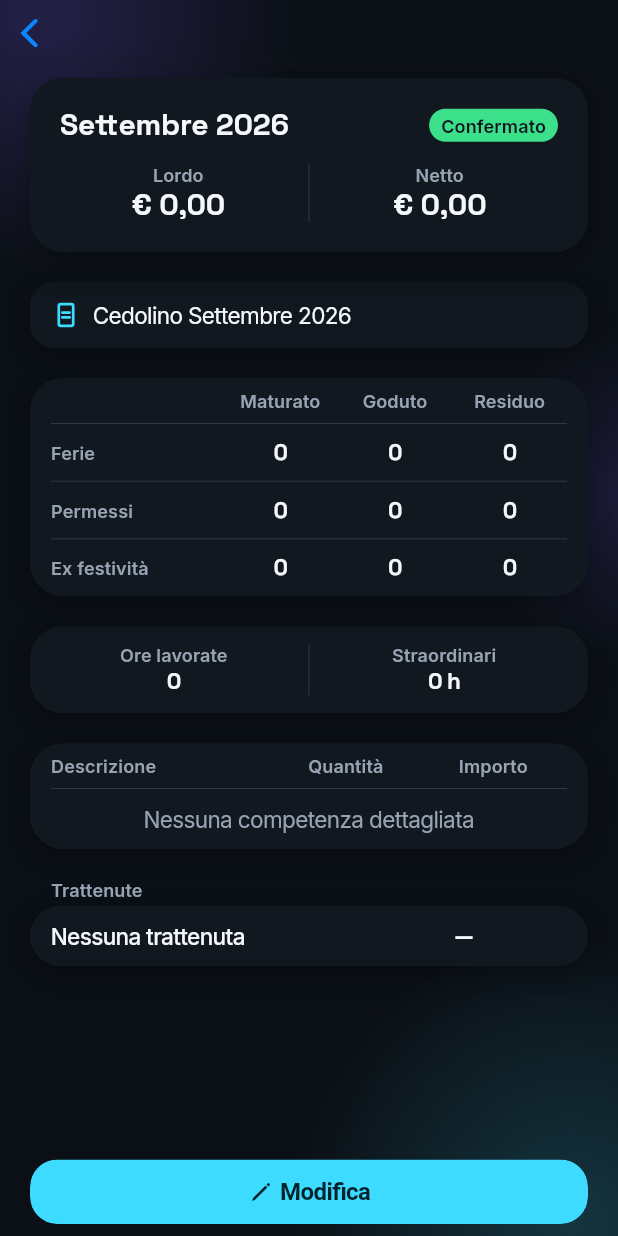
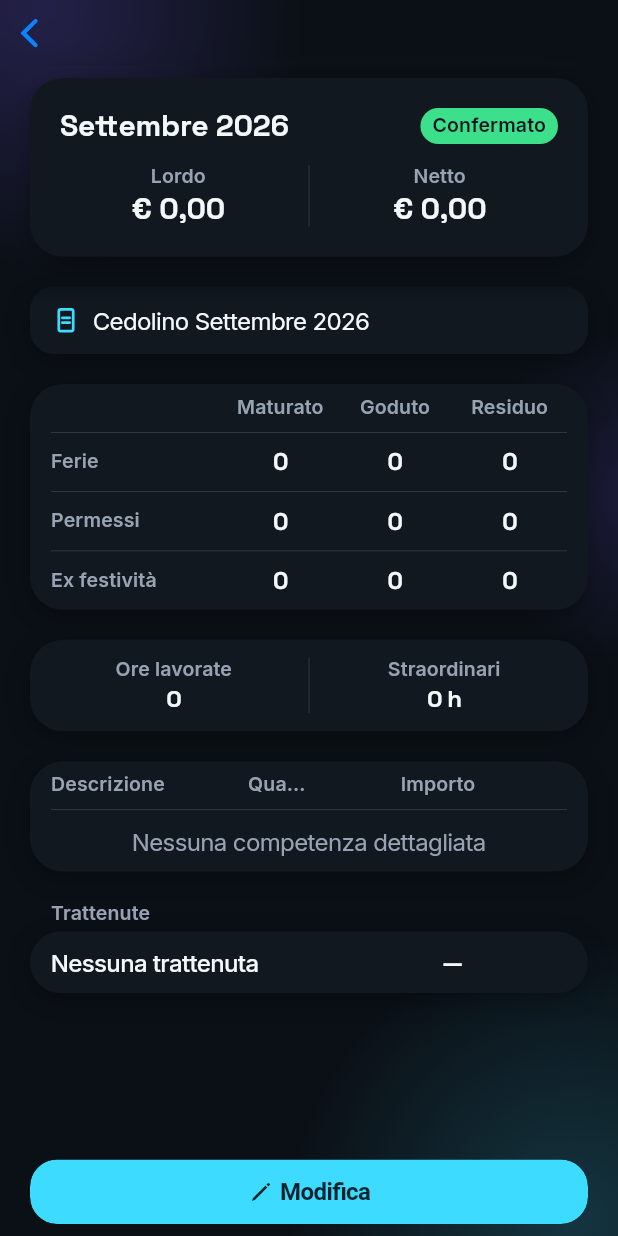
Before and after one commit to valeeerio/buts, a Flutter app: the BustaPagaDetailScreen screen opened directly with empty values, on a phone screen of 412 x 824 dp. Run offline on Flutter 3.47's test engine with Material 3 defaults, Android fonts, the phone set to English and light mode, and no system bars; our stand-ins replace drift, fl_chart, flutter_local_notifications, flutter_riverpod, flutter_sticky_header, open_filex and 3 more; missing offline and left inert: file_selector, syncfusion_flutter_pdf; accounts and stored records are empty; generated files the repository leaves out were written again.

Commit message:
feat: aumenta le dimensioni dei font body/caption e sistema l'overflow degli importi
Migliora la leggibilità di testo e numeri portando pulseDisplaySmall/pulseBody
a 16px e pulseCaption a 13px; corregge di conseguenza l'overflow che questo
introduceva nella colonna importo di trattenute e voci di competenza su
schermi stretti, ridistribuendo i flex delle colonne e avvolgendo il campo
prefisso/suffisso in un FittedBox(scaleDown) solo dove serve.

Co-Authored-By: Claude Sonnet 5 <noreply@anthropic.com>
Claude-Session: https://claude.ai/code/session_01LnS3ELKsGWbuqhGPNMQ3QR

```diff
--- a/lib/theme/app_text_styles.dart
+++ b/lib/theme/app_text_styles.dart
@@ -79,7 +79,7 @@ class AppTextStyles {
       '.notoSans',
       'CupertinoSystemDisplay',
     ],
-    fontSize: 15,
+    fontSize: 16,
     fontWeight: FontWeight.w700,
     height: 1.2,
   );
@@ -91,7 +91,7 @@ class AppTextStyles {
       '.notoSans',
       'CupertinoSystemText',
     ],
-    fontSize: 15,
+    fontSize: 16,
     fontWeight: FontWeight.w400,
     height: 1.3,
   );
@@ -103,7 +103,7 @@ class AppTextStyles {
       '.notoSans',
       'CupertinoSystemText',
     ],
-    fontSize: 15,
+    fontSize: 16,
     fontWeight: FontWeight.w500,
     height: 1.3,
   );
@@ -115,7 +115,7 @@ class AppTextStyles {
       '.notoSans',
       'CupertinoSystemText',
     ],
-    fontSize: 12,
+    fontSize: 13,
     fontWeight: FontWeight.w600,
     letterSpacing: 0.1,
     height: 1.2,
--- a/lib/widgets/busta_paga_competenze_section.dart
+++ b/lib/widgets/busta_paga_competenze_section.dart
@@ -63,6 +63,9 @@ class BustaPagaCompetenzeSection extends StatelessWidget {
       padding: const EdgeInsets.symmetric(vertical: AppSpacing.sm),
       child: Row(
         children: [
+          // Flex 3:1:4 (non più 3:2:2), stesso rapporto di
+          // `voceCompetenzaEditRow` — vedi il commento lì sull'overflow della
+          // colonna importo con `pulseDisplaySmall` a 16px.
           Expanded(
             flex: 3,
             child: Text(
@@ -73,7 +76,7 @@ class BustaPagaCompetenzeSection extends StatelessWidget {
             ),
           ),
           Expanded(
-            flex: 2,
+            flex: 1,
             child: Text(
               'Quantità',
               style: style,
@@ -83,7 +86,7 @@ class BustaPagaCompetenzeSection extends StatelessWidget {
             ),
           ),
           Expanded(
-            flex: 2,
+            flex: 4,
             child: Text(
               'Importo',
               style: style,
@@ -107,6 +110,8 @@ class BustaPagaCompetenzeSection extends StatelessWidget {
       padding: const EdgeInsets.symmetric(vertical: AppSpacing.smPlus),
       child: Row(
         children: [
+          // Flex 3:1:4, stesso rapporto di `voceCompetenzaEditRow` (vedi il
+          // commento lì): allineamento identico tra vista e modifica.
           Expanded(
             flex: 3,
             child: Text(
@@ -119,7 +124,7 @@ class BustaPagaCompetenzeSection extends StatelessWidget {
             ),
           ),
           Expanded(
-            flex: 2,
+            flex: 1,
             child: Text(
               // `—`: quantità ASSENTE (nessun tag GIORNI/ORE/RATEI sul PDF
               // per questa riga, es. "930 Trattamento integrativo"), distinta
@@ -132,7 +137,7 @@ class BustaPagaCompetenzeSection extends StatelessWidget {
             ),
           ),
           Expanded(
-            flex: 2,
+            flex: 4,
             child: Text(
               voce.importo == 0 ? '—' : formatEuroConSegno(voce.importo),
               style: valueStyle,
--- a/lib/widgets/trattenuta_edit_row.dart
+++ b/lib/widgets/trattenuta_edit_row.dart
@@ -69,7 +69,7 @@ Widget inlineNumberField(
       // lettura che sostituisce. Con `mainAxisSize.min` il blocco
       // "prefisso/suffisso + campo" resta un'unica unità di larghezza nota,
       // sicura da centrare o allineare a destra nella riga ospitante.
-      return Row(
+      final row = Row(
         mainAxisSize: MainAxisSize.min,
         mainAxisAlignment: rowAlignment,
         children: [
@@ -78,6 +78,21 @@ Widget inlineNumberField(
           if (suffix != null) Text(suffix, style: resolvedStyle),
         ],
       );
+      // `FittedBox(fit: scaleDown)` SOLO in questo ramo (prefisso/suffisso +
+      // `IntrinsicWidth`, l'unico che può eccedere la larghezza disponibile):
+      // valori a 4 cifre col prefisso valuta (es. "€ 1.500,00", "− € 1.500,00"
+      // — retribuzione ordinaria di un mese pieno, scenario mainstream, non
+      // un caso limite) possono superare la colonna disponibile su schermi
+      // stretti (iPhone SE-class, ~307px di larghezza di contenuto reale)
+      // anche dopo aver ottimizzato il flex ratio delle colonne ospitanti
+      // (vedi `voce_competenza_edit_row.dart`/`busta_paga_competenze_
+      // section.dart`) — bug reale corretto qui, non un'ipotesi. `scaleDown`
+      // riduce il font SOLO quando il contenuto è realmente più largo dello
+      // spazio disponibile, mai lo ingrandisce: il caso comune (valori a 3
+      // cifre) resta invariato, a piena leggibilità. Il campo dentro
+      // `IntrinsicWidth` resta interattivo (tap/cursore/focus): `FittedBox`
+      // trasforma anche l'hit-testing, non solo il painting.
+      return FittedBox(fit: BoxFit.scaleDown, child: row);
     },
   );
 }
@@ -165,7 +180,13 @@ Widget trattenutaEditRow(TrattenutaEditRow row,
           child: Row(
             children: [
               Expanded(
-                flex: 3,
+                // Flex 5:4 (non più 3:2): l'aumento di `pulseDisplaySmall` da
+                // 15 a 16px (vedi CLAUDE.md/app_text_styles.dart) faceva
+                // andare in overflow di alcuni px la colonna importo su
+                // larghezze strette — stesso rapporto applicato anche in
+                // `trattenutaReadOnlyRow` per non alterare l'allineamento tra
+                // vista e modifica (requisito non negoziabile).
+                flex: 5,
                 // `maxLines: null` (nessun limite, cresce verticalmente) invece
                 // del default di `CupertinoTextField` (1 riga, che TRONCA
                 // orizzontalmente il testo che eccede la larghezza) — la vista
@@ -190,7 +211,7 @@ Widget trattenutaEditRow(TrattenutaEditRow row,
                 ),
               ),
               Expanded(
-                flex: 2,
+                flex: 4,
                 // A differenza delle altre statistiche, l'importo di una
                 // trattenuta NON è sempre positivo: il parser regex può
                 // riconoscere un valore negativo (conguaglio/storno a
@@ -237,7 +258,10 @@ Widget trattenutaReadOnlyRow(String label, String value) {
         child: Row(
           children: [
             Expanded(
-              flex: 3,
+              // Stesso flex 5:4 di `trattenutaEditRow` (vedi commento lì): la
+              // vista di sola lettura deve restare allineata pixel-per-pixel
+              // alla modifica.
+              flex: 5,
               child: Text(
                 label,
                 style: AppTextStyles.pulseBodyEmphasis.copyWith(
@@ -246,7 +270,7 @@ Widget trattenutaReadOnlyRow(String label, String value) {
               ),
             ),
             Expanded(
-              flex: 2,
+              flex: 4,
               child: Text(
                 value,
                 textAlign: TextAlign.center,
```
Also changed, not shown: lib/widgets/voce_competenza_edit_row.dart (+12 -2 lines), 2 other files.
